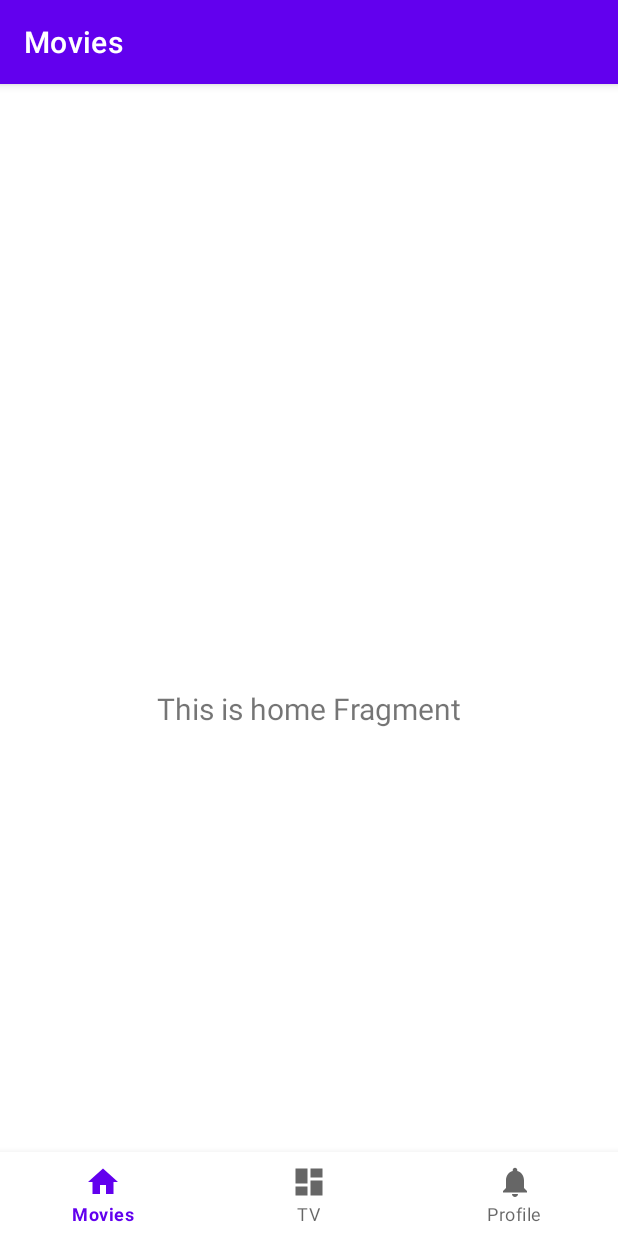
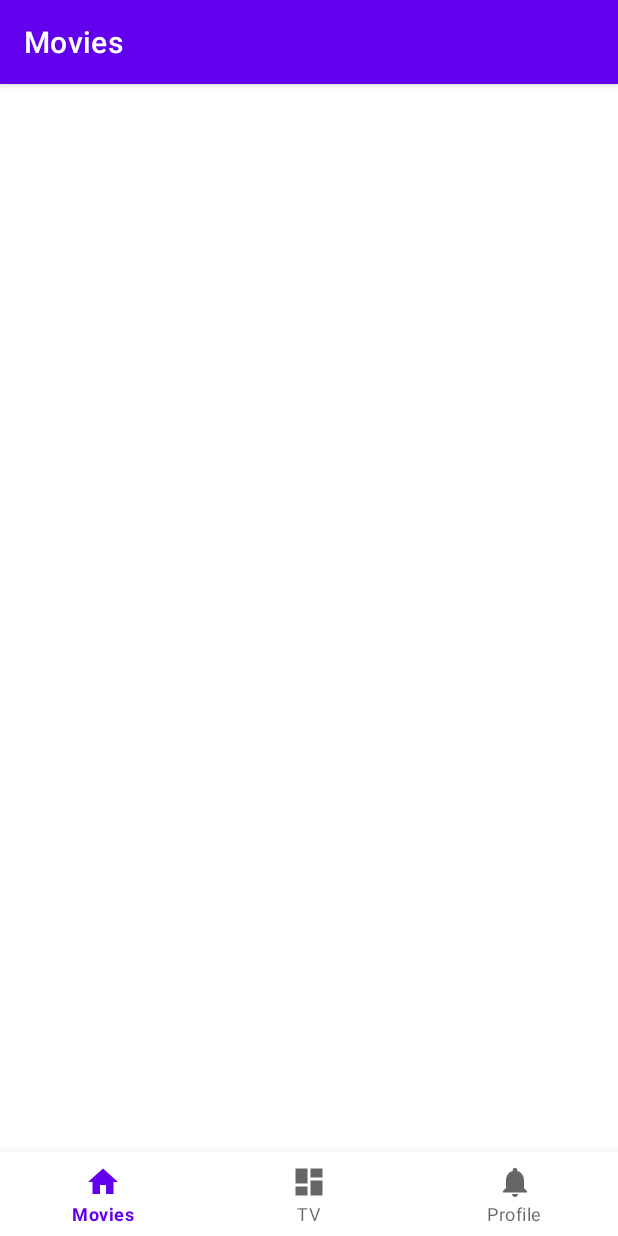
Before and after one commit to pirilinchu/MyMovieApp, an Android app: the screen it shows after launch (MainActivity), on a phone screen of 412 x 824 dp. Run offline under Robolectric (Android 15) with nearby library versions, the phone set to English and light mode, and no system bars; our stand-ins replace navigation-ui.

Commit message:
before adding the adapter inside movies Fragment

```diff
--- a/app/src/main/java/com/example/mymovieapp/ui/home/MoviesFragment.kt
+++ b/app/src/main/java/com/example/mymovieapp/ui/home/MoviesFragment.kt
@@ -22,10 +22,10 @@ class MoviesFragment : Fragment() {
         moviesViewModel =
                 ViewModelProvider(this).get(MoviesViewModel::class.java)
         val root = inflater.inflate(R.layout.fragment_movies, container, false)
-        val textView: TextView = root.findViewById(R.id.text_home)
-        moviesViewModel.text.observe(viewLifecycleOwner, Observer {
-            textView.text = it
-        })
+//        val textView: TextView = root.findViewById(R.id.text_home)
+//        moviesViewModel.text.observe(viewLifecycleOwner, Observer {
+//            textView.text = it
+//        })
         return root
     }
 }
--- a/app/src/main/res/layout/fragment_movies.xml
+++ b/app/src/main/res/layout/fragment_movies.xml
@@ -6,17 +6,13 @@
     android:layout_height="match_parent"
     tools:context=".ui.home.MoviesFragment">
 
-    <TextView
-        android:id="@+id/text_home"
+    <androidx.recyclerview.widget.RecyclerView
+        android:id="@+id/recyclerViewNow"
         android:layout_width="match_parent"
-        android:layout_height="wrap_content"
-        android:layout_marginStart="8dp"
-        android:layout_marginTop="8dp"
-        android:layout_marginEnd="8dp"
-        android:textAlignment="center"
-        android:textSize="20sp"
-        app:layout_constraintBottom_toBottomOf="parent"
+        android:layout_height="match_parent"
+        android:orientation="horizontal"
         app:layout_constraintEnd_toEndOf="parent"
         app:layout_constraintStart_toStartOf="parent"
         app:layout_constraintTop_toTopOf="parent" />
+
 </androidx.constraintlayout.widget.ConstraintLayout>
```
Also changed, not shown: app/src/main/java/com/example/mymovieapp/RecyclerViewAdapter.kt (added, +44 -0 lines), app/src/main/res/layout/movie_card.xml (added, +36 -0 lines), app/src/main/res/drawable-v24/poster.jpg (added), app/src/main/res/drawable-v24/poster2.png (added).
